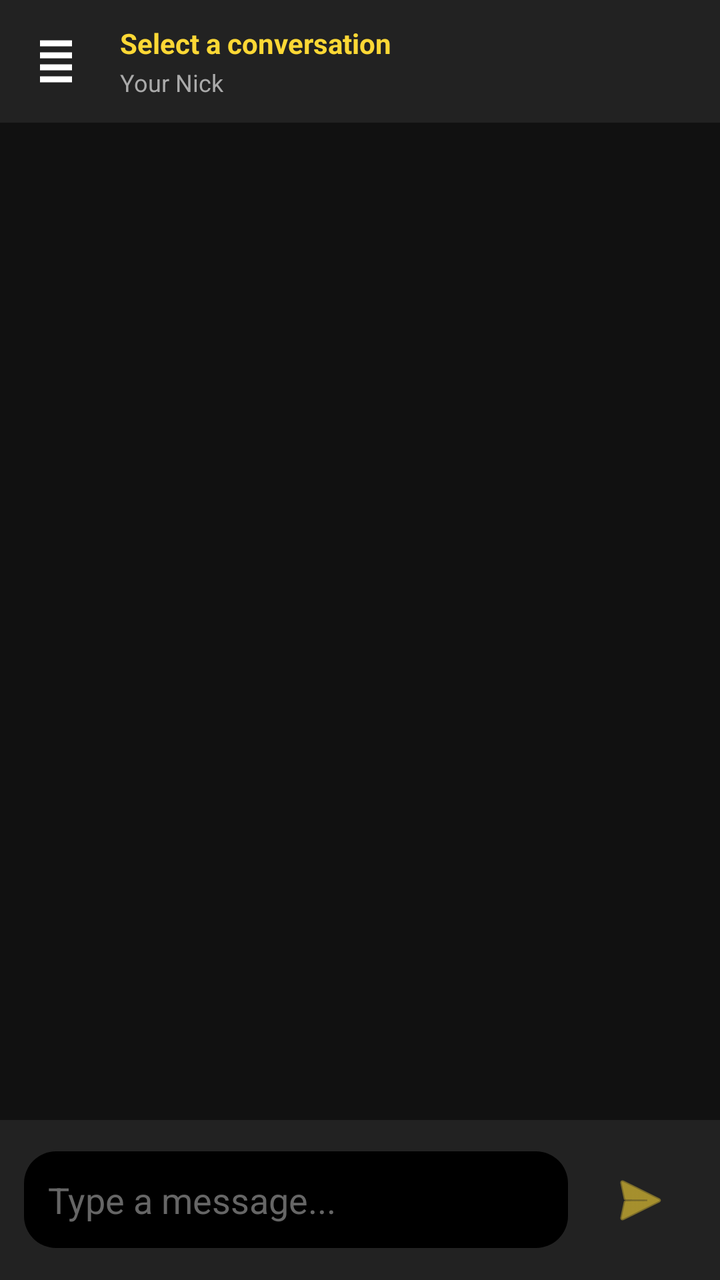
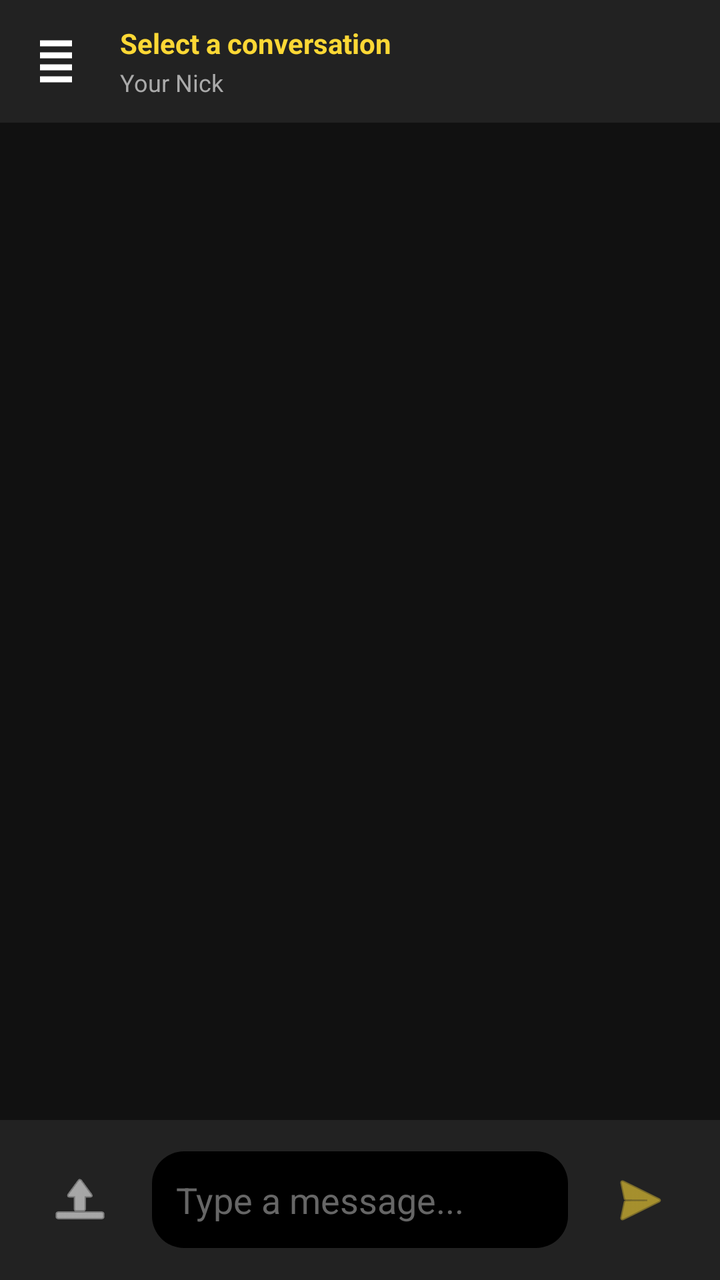

Two renders of the same Android screen: before a commit and after it. Below are the layout's source before the change and the commit's diff.
<!-- AndroidManifest.xml: activity theme Theme.KonnectChatIRC.NoActionBar -->
<!-- res/layout/activity_private_chat.xml -->
<androidx.drawerlayout.widget.DrawerLayout xmlns:android="http://schemas.android.com/apk/res/android"
    xmlns:app="http://schemas.android.com/apk/res-auto"
    android:id="@+id/drawerLayout"
    android:layout_width="match_parent"
    android:layout_height="match_parent"
    android:fitsSystemWindows="true">

    <LinearLayout
        android:id="@+id/rootLayout"
        android:layout_width="match_parent"
        android:layout_height="match_parent"
        android:background="#000000"
        android:orientation="vertical">

        
        <RelativeLayout
            android:layout_width="match_parent"
            android:layout_height="wrap_content"
            android:background="#222222"
            android:padding="12dp">

            <ImageButton
                android:id="@+id/btnHamburgerMenu"
                android:layout_width="wrap_content"
                android:layout_height="wrap_content"
                android:layout_alignParentStart="true"
                android:layout_centerVertical="true"
                android:background="?attr/selectableItemBackgroundBorderless"
                android:src="@drawable/ic_switcher"
                android:contentDescription="Open Sidebar"
                app:tint="#FFFFFF"
                android:scaleY="1.5"
                android:padding="4dp" />

            <TextView
                android:id="@+id/unreadBadge"
                android:layout_width="wrap_content"
                android:layout_height="wrap_content"
                android:layout_alignEnd="@id/btnHamburgerMenu"
                android:layout_alignTop="@id/btnHamburgerMenu"
                android:layout_marginEnd="-5dp"
                android:layout_marginTop="-5dp"
                android:background="@drawable/circle_badge"
                android:textColor="#FFFFFF"
                android:textStyle="bold"
                android:textSize="10sp"
                android:visibility="gone"
                android:gravity="center"
                android:padding="2dp"
                android:minWidth="16dp"
                android:minHeight="16dp" />

            <LinearLayout
                android:layout_width="wrap_content"
                android:layout_height="wrap_content"
                android:layout_toEndOf="@id/btnHamburgerMenu"
                android:layout_marginStart="16dp"
                android:orientation="vertical"
                android:layout_centerVertical="true">

                <TextView
                    android:id="@+id/RecipientName"
                    android:layout_width="wrap_content"
                    android:layout_height="wrap_content"
                    android:text="Select a conversation"
                    android:textColor="#FDD835"
                    android:textSize="14sp"
                    android:textStyle="bold" />

                <TextView
                    android:id="@+id/CurrentNick"
                    android:layout_width="wrap_content"
                    android:layout_height="wrap_content"
                    android:text="Your Nick"
                    android:textColor="#AAAAAA"
                    android:textSize="12sp"
                    android:layout_marginTop="2dp" />
            </LinearLayout>
        </RelativeLayout>

        
        <androidx.recyclerview.widget.RecyclerView
            android:id="@+id/chatRecyclerView"
            android:layout_width="match_parent"
            android:layout_height="0dp"
            android:layout_weight="1"
            android:background="#111111"
            android:padding="8dp" />

        
        <RelativeLayout
            android:id="@+id/chatInputLayout"
            android:layout_width="match_parent"
            android:layout_height="wrap_content"
            android:padding="12dp"
            android:background="#222222">

            <EditText
                android:id="@+id/chatEditText"
                android:layout_width="match_parent"
                android:layout_height="wrap_content"
                android:layout_toStartOf="@id/sendButton"
                android:layout_alignParentStart="true"
                android:layout_centerVertical="true"
                android:layout_marginEnd="8dp"
                android:background="@drawable/rounded_background"
                android:hint="Type a message..."
                android:textColor="#FFFFFF"
                android:textColorHint="#666666"
                android:padding="12dp"
                android:minHeight="48dp"
                android:inputType="text" />

            <ImageButton
                android:id="@+id/sendButton"
                android:layout_width="wrap_content"
                android:layout_height="wrap_content"
                android:layout_alignParentEnd="true"
                android:layout_centerVertical="true"
                android:background="?attr/selectableItemBackgroundBorderless"
                android:src="@android:drawable/ic_menu_send"
                android:contentDescription="Send Message"
                android:padding="12dp"
                app:tint="#FDD835" />
        </RelativeLayout>

    </LinearLayout>

    
    <include
        layout="@layout/sidebar_layout"
        android:id="@+id/left_drawer" />

</androidx.drawerlayout.widget.DrawerLayout>
<!-- res/layout/sidebar_layout.xml (included above) -->
<?xml version="1.0" encoding="utf-8"?>
<RelativeLayout xmlns:android="http://schemas.android.com/apk/res/android"
    xmlns:app="http://schemas.android.com/apk/res-auto"
    android:id="@+id/left_drawer"
    android:layout_width="280dp"
    android:layout_height="match_parent"
    android:layout_gravity="start"
    android:background="#222222"
    android:padding="0dp">

    <LinearLayout
        android:id="@+id/sidebarBottomContainer"
        android:layout_width="match_parent"
        android:layout_height="wrap_content"
        android:layout_alignParentBottom="true"
        android:background="#222222"
        android:orientation="vertical"
        android:padding="8dp">

        <View
            android:layout_width="match_parent"
            android:layout_height="1dp"
            android:background="#444444"
            android:layout_marginBottom="8dp"/>

        <ImageButton
            android:id="@+id/btnSettings"
            android:layout_width="wrap_content"
            android:layout_height="wrap_content"
            android:layout_gravity="right"
            android:background="?attr/selectableItemBackgroundBorderless"
            android:src="@android:drawable/ic_menu_manage"
            android:contentDescription="Settings"
            app:tint="#FFFFFF"
            android:padding="8dp" />
    </LinearLayout>

    <Button
        android:id="@+id/disconnectButton"
        android:layout_width="wrap_content"
        android:layout_height="wrap_content"
        android:layout_alignParentTop="true"
        android:layout_alignParentEnd="true"
        android:text="Disconnect"
        android:textColor="#FFFFFF"
        android:padding="4dp"
        android:textSize="10sp"
        android:textStyle="bold"
        android:minHeight="0dp"
        android:minWidth="0dp"
        android:layout_marginEnd="0dp"/>

    
    <LinearLayout
        android:id="@+id/tabContainer"
        android:layout_width="match_parent"
        android:layout_height="wrap_content"
        android:layout_alignParentTop="true"
        android:layout_below="@id/disconnectButton"
        android:orientation="horizontal"
        android:background="#2B2B2B"
        android:elevation="4dp">

        <Button
            android:id="@+id/btnChannelsTab"
            android:layout_width="0dp"
            android:layout_height="50dp"
            android:layout_weight="1"
            android:text="#️⃣ Channels"
            android:textColor="#FFFFFF"
            android:background="@drawable/tab_indicator_active"
            app:backgroundTint="@null"
            android:padding="12dp"
            android:textSize="10sp"
            android:textStyle="bold"
            android:letterSpacing="0.3"
            android:fontFamily="sans-serif-medium"
            android:stateListAnimator="@null" />

        <View
            android:layout_width="1dp"
            android:layout_height="match_parent"
            android:background="#555555" />

        <Button
            android:id="@+id/btnPrivateMessagesTab"
            android:layout_width="0dp"
            android:layout_height="50dp"
            android:layout_weight="1"
            android:text="💬 Messages"
            android:textColor="@color/tab_text_inactive"
            android:background="@drawable/tab_indicator"
            app:backgroundTint="@null"
            android:padding="12dp"
            android:textSize="10sp"
            android:textStyle="bold"
            android:letterSpacing="0.3"
            android:fontFamily="sans-serif-medium"
            android:stateListAnimator="@null" />
    </LinearLayout>

    
    <FrameLayout
        android:id="@+id/channelsSection"
        android:layout_width="match_parent"
        android:layout_height="match_parent"
        android:layout_below="@id/tabContainer"
        android:layout_above="@id/sidebarBottomContainer">

        <androidx.recyclerview.widget.RecyclerView
            android:id="@+id/channelRecyclerView"
            android:layout_width="match_parent"
            android:layout_height="match_parent"
            android:paddingBottom="8dp"
            android:paddingTop="8dp"
            android:paddingStart="4dp"
            android:paddingEnd="4dp"
            android:background="#2B2B2B"
            android:clipToPadding="false" />
    </FrameLayout>

    
    <FrameLayout
        android:id="@+id/privateMessagesSection"
        android:layout_width="match_parent"
        android:layout_height="match_parent"
        android:layout_below="@id/tabContainer"
        android:layout_above="@id/sidebarBottomContainer"
        android:visibility="gone">

        <ListView
            android:id="@+id/privateConversationListView"
            android:layout_width="match_parent"
            android:layout_height="match_parent"
            android:background="#2B2B2B"
            android:divider="@null"
            android:dividerHeight="0dp"
            android:paddingTop="4dp"
            android:paddingBottom="4dp"
            android:scrollbars="vertical"
            android:cacheColorHint="@android:color/transparent" />
    </FrameLayout>
</RelativeLayout>
<!-- resources referenced by this layout -->
<resources>
  <color name="tab_text_inactive">#AAAAAA</color>
  <!-- drawable circle_badge (drawable) -->
  <vector xmlns:android="http://schemas.android.com/apk/res/android"
      android:height="24dp"
      android:tint="#FF0000"
      android:viewportHeight="24"
      android:viewportWidth="24"
      android:width="24dp"
      android:shape="oval">
  
  
  
      <path android:fillColor="#FF0000" android:pathData="M12,2C6.47,2 2,6.47 2,12s4.47,10 10,10 10,-4.47 10,-10S17.53,2 12,2z"/>
  
  </vector>
  <!-- drawable ic_switcher (drawable) -->
  <vector xmlns:android="http://schemas.android.com/apk/res/android" android:height="24dp" android:tint="#FFFFFF" android:viewportHeight="24" android:viewportWidth="24" android:width="24dp">
        
      <path android:fillColor="@android:color/white" android:pathData="M4,15h16v-2L4,13v2zM4,19h16v-2L4,17v2zM4,11h16L20,9L4,9v2zM4,5v2h16L20,5L4,5z"/>
      
  </vector>
  <!-- drawable rounded_background (drawable) -->
  <?xml version="1.0" encoding="utf-8"?>
  <shape xmlns:android="http://schemas.android.com/apk/res/android">
      <solid android:color="@color/black" /> 
      <corners android:radius="16dp" /> 
  </shape>
  <!-- drawable tab_indicator (drawable) -->
  <?xml version="1.0" encoding="utf-8"?>
  <layer-list xmlns:android="http://schemas.android.com/apk/res/android">
      
      <item android:drawable="@color/tab_background_inactive" />
      
      <item android:height="3dp" android:gravity="bottom">
          <shape android:shape="rectangle">
              <solid android:color="@color/transparent" />
          </shape>
      </item>
  </layer-list>
  <!-- drawable tab_indicator_active (drawable) -->
  <?xml version="1.0" encoding="utf-8"?>
  <layer-list xmlns:android="http://schemas.android.com/apk/res/android">
      
      <item android:drawable="@color/tab_background_active" />
      
      <item android:height="4dp" android:gravity="bottom">
          <shape android:shape="rectangle">
              <solid android:color="@color/tab_indicator_color" />
          </shape>
      </item>
  </layer-list>
  <style name="Theme.KonnectChatIRC.NoActionBar">
          <item name="windowActionBar">false</item>
          <item name="windowNoTitle">true</item>
      </style>
  <color name="black">#FF000000</color>
  <color name="tab_background_inactive">#333333</color>
  <color name="transparent">#00000000</color>
  <color name="tab_background_active">#444444</color>
  <color name="tab_indicator_color">#FDD835</color>
</resources>

<!-- the commit's change to res/layout/activity_private_chat.xml (unified diff, before → after) -->
@@ -95,13 +95,26 @@
             android:padding="12dp"
             android:background="#222222">
 
+            <ImageButton
+                android:id="@+id/uploadButton"
+                android:layout_width="wrap_content"
+                android:layout_height="wrap_content"
+                android:layout_alignParentStart="true"
+                android:layout_centerVertical="true"
+                android:background="?attr/selectableItemBackgroundBorderless"
+                android:src="@android:drawable/ic_menu_upload"
+                android:contentDescription="Upload Image"
+                app:tint="#FFFFFF"
+                android:padding="12dp" />
+
             <EditText
                 android:id="@+id/chatEditText"
                 android:layout_width="match_parent"
                 android:layout_height="wrap_content"
+                android:layout_toEndOf="@id/uploadButton"
                 android:layout_toStartOf="@id/sendButton"
-                android:layout_alignParentStart="true"
-                android:layout_centerVertical="true"
+                android:layout_centerVertical="true"
+                android:layout_marginStart="8dp"
                 android:layout_marginEnd="8dp"
                 android:background="@drawable/rounded_background"
                 android:hint="Type a message..."
